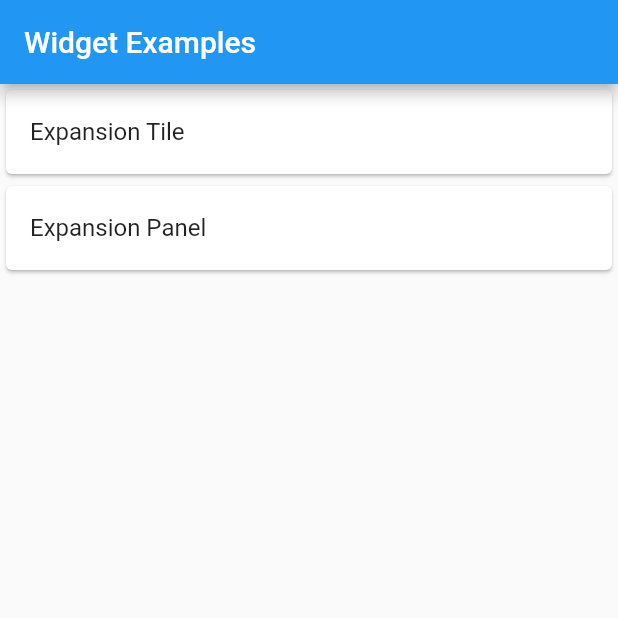
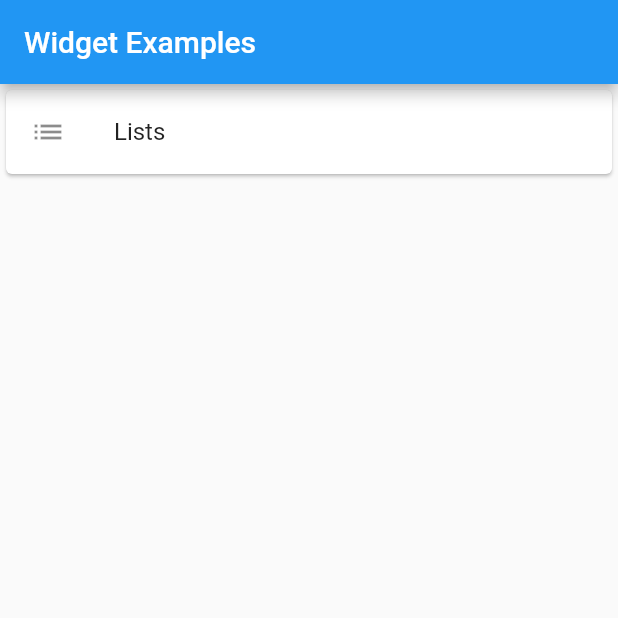
Before and after one commit to ThomasLilley/Flutter_widget_examples, a Flutter app: the screen it shows after launch, on a phone screen of 412 x 824 dp, the top half of it. Run offline on Flutter 3.47's test engine with Material 2 defaults, Android fonts, the phone set to English and light mode, and no system bars; our stand-ins replace get.

Commit message:
added subsection

```diff
--- a/lib/main.dart
+++ b/lib/main.dart
@@ -1,7 +1,6 @@
 import 'package:flutter/material.dart';
 import 'package:get/get.dart';
-import 'package:widget_examples/Views/expansionPanelExample.dart';
-import 'package:widget_examples/Views/expansionTileExample.dart';
+import 'package:widget_examples/Views/Lists/lists.dart';
 
 void main() => runApp(MyApp());
 
@@ -23,24 +22,13 @@ class MyApp extends StatelessWidget {
         // is not restarted.
         primarySwatch: Colors.blue,
       ),
-      home: MyHomePage(title: 'Widget Examples'),
+      home: MyHomePage(),
     );
   }
 }
 
 class MyHomePage extends StatefulWidget {
-  MyHomePage({Key key, this.title}) : super(key: key);
-
-  // This widget is the home page of your application. It is stateful, meaning
-  // that it has a State object (defined below) that contains fields that affect
-  // how it looks.
-
-  // This class is the configuration for the state. It holds the values (in this
-  // case the title) provided by the parent (in this case the App widget) and
-  // used by the build method of the State. Fields in a Widget subclass are
-  // always marked "final".
-
-  final String title;
+  MyHomePage({Key key}) : super(key: key);
 
   @override
   _MyHomePageState createState() => _MyHomePageState();
@@ -50,33 +38,26 @@ class _MyHomePageState extends State<MyHomePage> {
   List<Widget> _listContents = [
     Card(
       child: ListTile(
-        title: Text("Expansion Tile"),
+        leading: Icon(Icons.list),
+        title: Text("Lists"),
         onTap: () =>
-            Get.to(ExpansionTileExample(), transition: Transition.native),
+            Get.to(Lists(), transition: Transition.native),
       ),
     ),
-    Card(
-      child: ListTile(
-        title: Text("Expansion Panel"),
-        onTap: () =>
-            Get.to(ExpansionPanelExample(), transition: Transition.native),
-      ),
-    )
   ];
 
   @override
   Widget build(BuildContext context) {
     return Scaffold(
       appBar: AppBar(
-        title: Text(widget.title),
+        title: Text('Widget Examples'),
       ),
       body: Center(
-        child: ListView.builder(
-            itemCount: _listContents.length,
-            itemBuilder: (BuildContext context, int index){
-            return _listContents[index];
-        })
-      ),
+          child: ListView.builder(
+              itemCount: _listContents.length,
+              itemBuilder: (BuildContext context, int index) {
+                return _listContents[index];
+              })),
     );
   }
 }
```
Also changed, not shown: lib/Views/Lists/lists.dart (added, +47 -0 lines), lib/Views/Lists/expansionPanelExample.dart (renamed from lib/Views/expansionPanelExample.dart), lib/Views/Lists/expansionTileExample.dart (renamed from lib/Views/expansionTileExample.dart).
